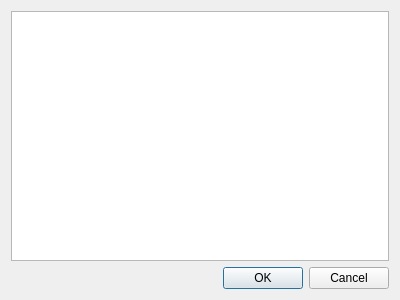
First picture: the form in src/ZapMeNotQt/ui/OutputDisplayDialog.ui, repository AlanFord/ZapMeNotQt, before the edit.
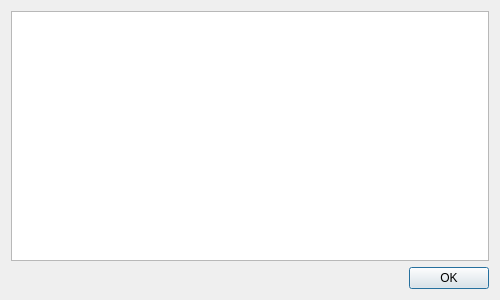
Second picture: the form after the edit.

Commit message: Update dialog titles

```diff
--- a/src/ZapMeNotQt/ui/OutputDisplayDialog.ui
+++ b/src/ZapMeNotQt/ui/OutputDisplayDialog.ui
@@ -6,7 +6,7 @@
    <rect>
     <x>0</x>
     <y>0</y>
-    <width>400</width>
+    <width>500</width>
     <height>300</height>
    </rect>
   </property>
@@ -27,7 +27,7 @@
    <item>
     <widget class="QDialogButtonBox" name="buttonBox">
      <property name="standardButtons">
-      <set>QDialogButtonBox::StandardButton::Cancel|QDialogButtonBox::StandardButton::Ok</set>
+      <set>QDialogButtonBox::StandardButton::Ok</set>
      </property>
     </widget>
    </item>
```
The commit also changes 21 other files.
